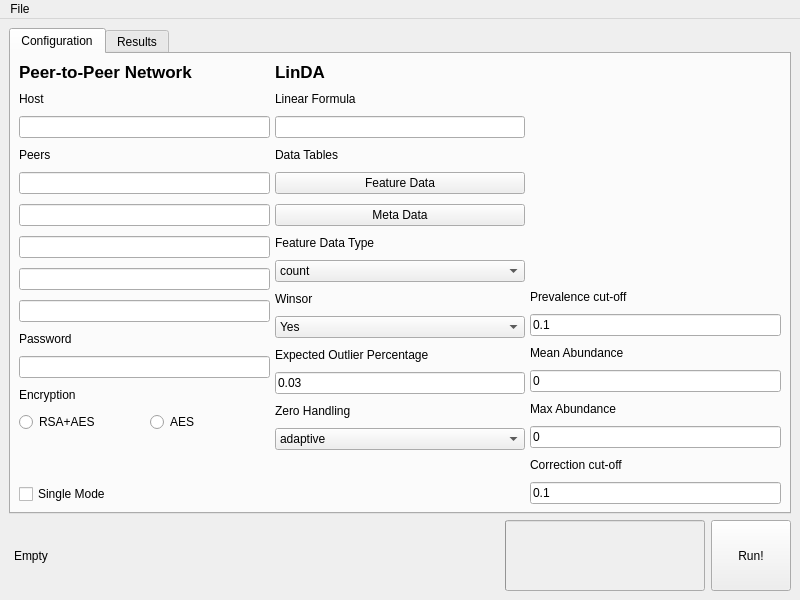
Above: gLinDA/gui.ui from OnlineArts/gLinDA before the change. Below: the same form after it.
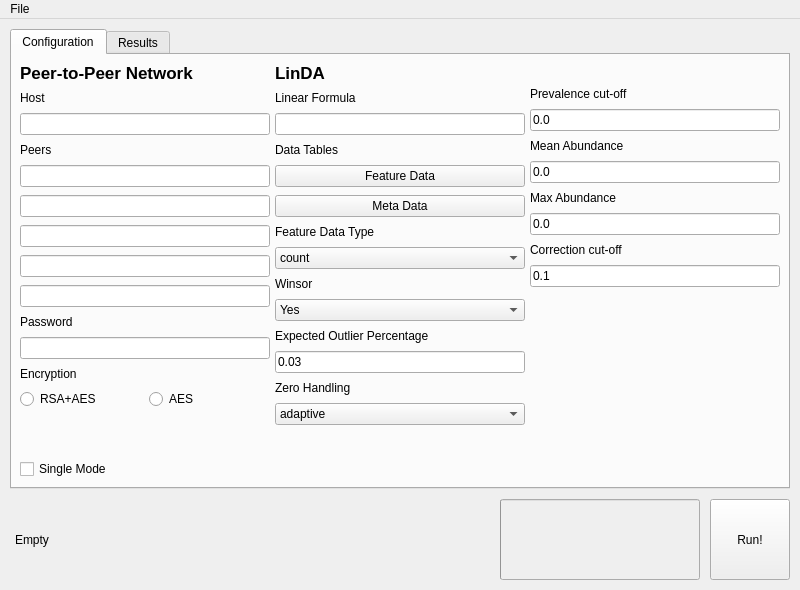
That is the form after the change. Icons and pictures are not drawn.

```diff
--- a/gLinDA/gui.ui
+++ b/gLinDA/gui.ui
@@ -7,7 +7,7 @@
     <x>0</x>
     <y>0</y>
     <width>800</width>
-    <height>600</height>
+    <height>590</height>
    </rect>
   </property>
   <property name="sizePolicy">
@@ -19,13 +19,13 @@
   <property name="minimumSize">
    <size>
     <width>800</width>
-    <height>600</height>
+    <height>590</height>
    </size>
   </property>
   <property name="maximumSize">
    <size>
     <width>800</width>
-    <height>600</height>
+    <height>590</height>
    </size>
   </property>
   <property name="windowTitle">
@@ -45,6 +45,21 @@
     </size>
    </property>
    <layout class="QGridLayout" name="gridLayout_3">
+    <property name="leftMargin">
+     <number>10</number>
+    </property>
+    <property name="topMargin">
+     <number>10</number>
+    </property>
+    <property name="rightMargin">
+     <number>10</number>
+    </property>
+    <property name="bottomMargin">
+     <number>10</number>
+    </property>
+    <property name="spacing">
+     <number>10</number>
+    </property>
     <item row="0" column="0">
      <widget class="QTabWidget" name="TabWidget">
       <property name="currentIndex">
@@ -73,7 +88,7 @@
         <item row="0" column="1" rowspan="3">
          <layout class="QVBoxLayout" name="ConfigLINDALayout" stretch="0,0,0,0,0,0,0,0,0,0,0,0,0,0,0">
           <property name="spacing">
-           <number>10</number>
+           <number>8</number>
           </property>
           <property name="sizeConstraint">
            <enum>QLayout::SetMinimumSize</enum>
@@ -230,7 +245,7 @@
         <item row="0" column="0" rowspan="3">
          <layout class="QVBoxLayout" name="ConfigP2PLayout">
           <property name="spacing">
-           <number>10</number>
+           <number>8</number>
           </property>
           <property name="sizeConstraint">
            <enum>QLayout::SetDefaultConstraint</enum>
@@ -352,7 +367,7 @@
         <item row="2" column="2">
          <layout class="QVBoxLayout" name="ConfigLINDA2Layout">
           <property name="spacing">
-           <number>10</number>
+           <number>8</number>
           </property>
           <property name="bottomMargin">
            <number>0</number>
@@ -367,7 +382,7 @@
           <item>
            <widget class="QLineEdit" name="PrevalenceInput">
             <property name="text">
-             <string>0.1</string>
+             <string>0.0</string>
             </property>
            </widget>
           </item>
@@ -381,7 +396,7 @@
           <item>
            <widget class="QLineEdit" name="MeanAbundanceInput">
             <property name="text">
-             <string>0</string>
+             <string>0.0</string>
             </property>
            </widget>
           </item>
@@ -395,7 +410,7 @@
           <item>
            <widget class="QLineEdit" name="MaxAbundanceInput">
             <property name="text">
-             <string>0</string>
+             <string>0.0</string>
             </property>
            </widget>
           </item>
@@ -413,6 +428,19 @@
             </property>
            </widget>
           </item>
+          <item>
+           <spacer name="Spacer3">
+            <property name="orientation">
+             <enum>Qt::Vertical</enum>
+            </property>
+            <property name="sizeHint" stdset="0">
+             <size>
+              <width>20</width>
+              <height>40</height>
+             </size>
+            </property>
+           </spacer>
+          </item>
          </layout>
         </item>
         <item row="1" column="2">
@@ -482,6 +510,9 @@
     </item>
     <item row="1" column="0">
      <layout class="QHBoxLayout" name="BottomBar">
+      <property name="spacing">
+       <number>10</number>
+      </property>
       <property name="sizeConstraint">
        <enum>QLayout::SetMaximumSize</enum>
       </property>
@@ -516,7 +547,7 @@
          <bool>false</bool>
         </property>
         <property name="sizePolicy">
-         <sizepolicy hsizetype="Preferred" vsizetype="Preferred">
+         <sizepolicy hsizetype="Preferred" vsizetype="Expanding">
           <horstretch>0</horstretch>
           <verstretch>0</verstretch>
          </sizepolicy>
@@ -538,11 +569,17 @@
       <item>
        <widget class="QPushButton" name="RunButton">
         <property name="sizePolicy">
-         <sizepolicy hsizetype="Preferred" vsizetype="Preferred">
+         <sizepolicy hsizetype="Preferred" vsizetype="Expanding">
           <horstretch>0</horstretch>
           <verstretch>0</verstretch>
          </sizepolicy>
         </property>
+        <property name="minimumSize">
+         <size>
+          <width>0</width>
+          <height>0</height>
+         </size>
+        </property>
         <property name="text">
          <string>Run!</string>
         </property>
```
Left out of the diff: 80 changed lines with no effect on the pictures.
